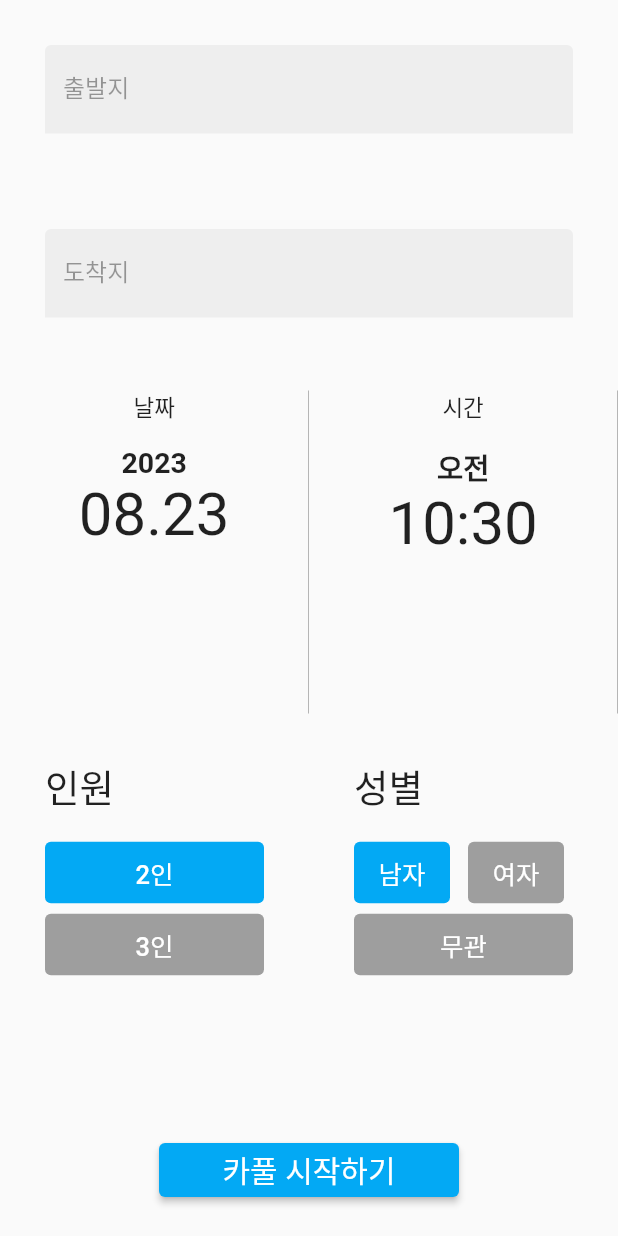
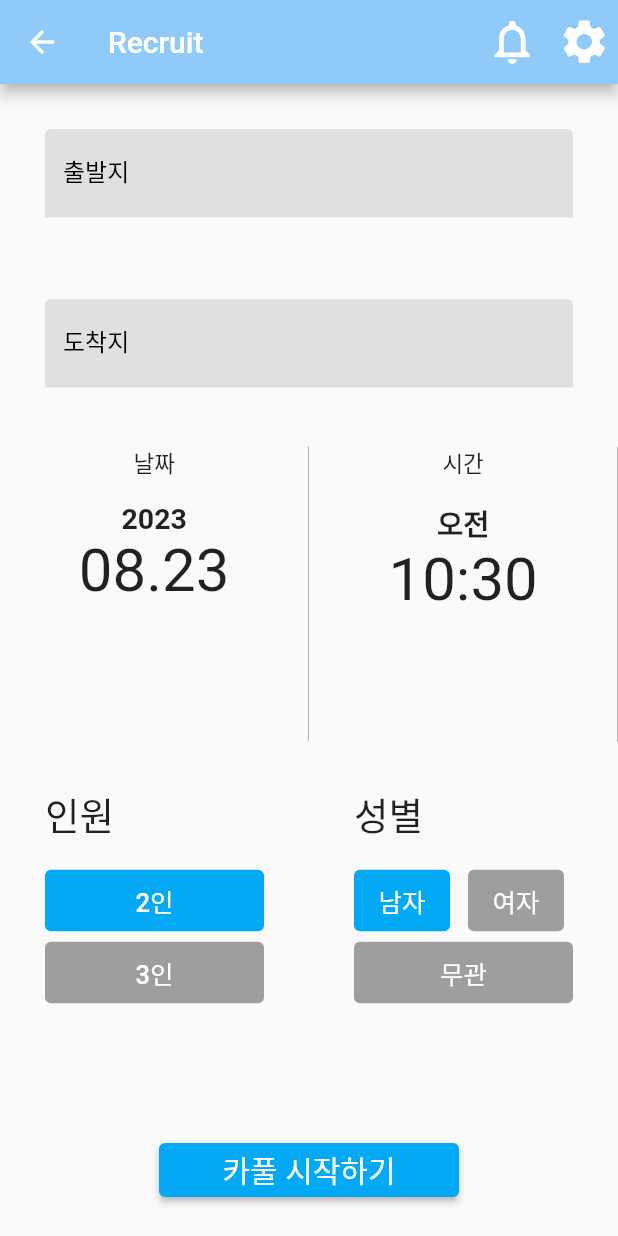
Before and after one commit to OBJECT-INHATC/INHA_CARPOOL_APP, a Flutter app: the RecruitPage screen opened directly, on a phone screen of 412 x 824 dp. Run offline on Flutter 3.47's test engine with Material 2 defaults, Android fonts, the phone set to English and light mode, and no system bars; our stand-ins replace after_layout, easy_localization, eva_icons_flutter, flutter_cache_manager, flutter_dotenv, flutter_native_splash and 10 more; missing offline and left inert: app_settings, nav; accounts and stored records are empty.

Commit message:
fear(recruit) : 모집하기 앱바 및 언어, 다크모드 설정

```diff
--- a/inha_carpool/assets/translations/en.json
+++ b/inha_carpool/assets/translations/en.json
@@ -7,6 +7,7 @@
   "cancel": "Cancel",
   "LogOut": "Logout",
   "titleSTR": "INHA Carpool",
-  "Search": "Search"
+  "Search": "Search",
+  "recruit": "Recruit"
 
 }
--- a/inha_carpool/assets/translations/ko.json
+++ b/inha_carpool/assets/translations/ko.json
@@ -7,6 +7,6 @@
   "cancel": "취소",
   "LogOut": "로그아웃",
   "titleSTR": "인하카풀",
-  "Search": "검색"
-
+  "Search": "검색",
+  "recruit": "모집하기"
 }
--- a/inha_carpool/lib/screen/main/tab/home/f_home.dart
+++ b/inha_carpool/lib/screen/main/tab/home/f_home.dart
@@ -16,10 +16,7 @@ class Home extends StatelessWidget {
           child: '+'.text.white.make(),
           backgroundColor: Colors.black,
           onPressed: () {
-            Navigator.push(
-              context,
-              MaterialPageRoute(builder: (context) => RecruitPage()),
-            );
+           Nav.push(RecruitPage());
           },
         ),
         body : Container(
--- a/inha_carpool/lib/screen/recruit/s_recruit.dart
+++ b/inha_carpool/lib/screen/recruit/s_recruit.dart
@@ -1,10 +1,13 @@
-import 'package:flutter/cupertino.dart';
 import 'package:flutter/material.dart';
 import 'package:inha_Carpool/common/common.dart';
+import 'package:inha_Carpool/common/extension/context_extension.dart';
 import 'package:inha_Carpool/screen/recruit/w_dateTimePic.dart';
 import 'package:inha_Carpool/screen/recruit/w_gender.dart';
 import 'package:inha_Carpool/screen/recruit/w_recruit_location.dart';
 import 'package:inha_Carpool/screen/recruit/w_select_nop.dart';
+
+import '../../fragment/f_notification.dart';
+import '../../fragment/setting/f_setting.dart';
 
 
 class RecruitPage extends StatefulWidget {
@@ -25,6 +28,34 @@ class _RecruitPageState extends State<RecruitPage> {
   Widget build(BuildContext context) {
     return SafeArea(
       child: Scaffold(
+        appBar:AppBar(
+          backgroundColor:  context.appColors.appBar,
+          title: 'recruit'.tr().text.make(),
+          actions: [
+            IconButton(
+              icon: const Icon(
+                Icons.notifications_none,
+                size: 35,
+              ),
+              onPressed: () {
+                Navigator.push(
+                  context,
+                  MaterialPageRoute(builder: (context) => NotificationList()),
+                );
+              },
+            ),
+            IconButton(
+              icon: const Icon(Icons.settings, size: 35),
+              onPressed: () {
+                Navigator.push(
+                  context,
+                  MaterialPageRoute(builder: (context) => SettingPage()),
+                );
+
+              },
+            ),
+          ],
+        ),
         body: Column(
           children: [
             Expanded(
@@ -113,6 +144,8 @@ class _RecruitPageState extends State<RecruitPage> {
                 ],
               ),
             ),
+
+            /// 카풀 시작하기 -- 파베 기능 추가하기
             Container(
               margin: EdgeInsets.symmetric(vertical: 20),
               child: ElevatedButton(
--- a/inha_carpool/lib/screen/recruit/w_recruit_location.dart
+++ b/inha_carpool/lib/screen/recruit/w_recruit_location.dart
@@ -34,8 +34,9 @@ class _LocationInputWidgetState extends State<LocationInputWidget> {
           enabled: false,
           decoration: InputDecoration(
             filled: true,
-            fillColor: Colors.grey[200],
+            fillColor: Colors.grey.shade300,
             labelText: widget.labelText, // 생성자에서 받아온 문자열 사용
+            labelStyle: TextStyle(color: Colors.black), // labelText의 색상 설정
           ),
           controller: TextEditingController(text: selectedLocation),
         ),
```
